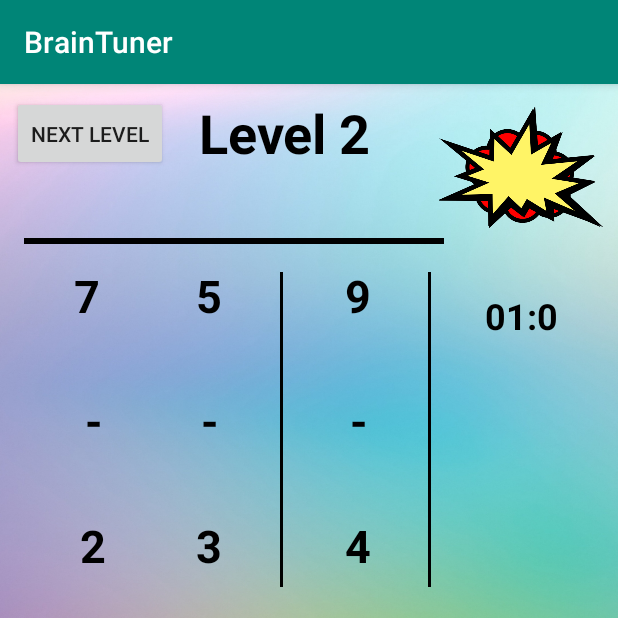
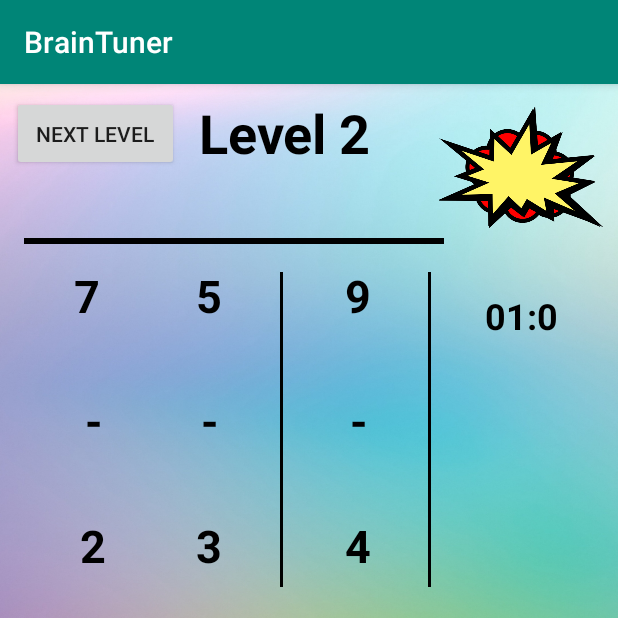
Before and after one commit to tdwic/BrainTuner2, an Android app: the level_2 screen opened directly, with no data from a screen before it, on a phone screen of 412 x 824 dp, the top half of it. Run offline under Robolectric (Android 15) with nearby library versions, the phone set to English and light mode, and no system bars; Roboto replaces fonts that are not available here.

Commit message:
level button updated

```diff
--- a/app/src/main/res/layout/activity_level_2.xml
+++ b/app/src/main/res/layout/activity_level_2.xml
@@ -236,7 +236,7 @@
 
     <Button
         android:id="@+id/button_level_2"
-        android:layout_width="104dp"
+        android:layout_width="111dp"
         android:layout_height="50dp"
         android:layout_marginStart="8dp"
 
```
